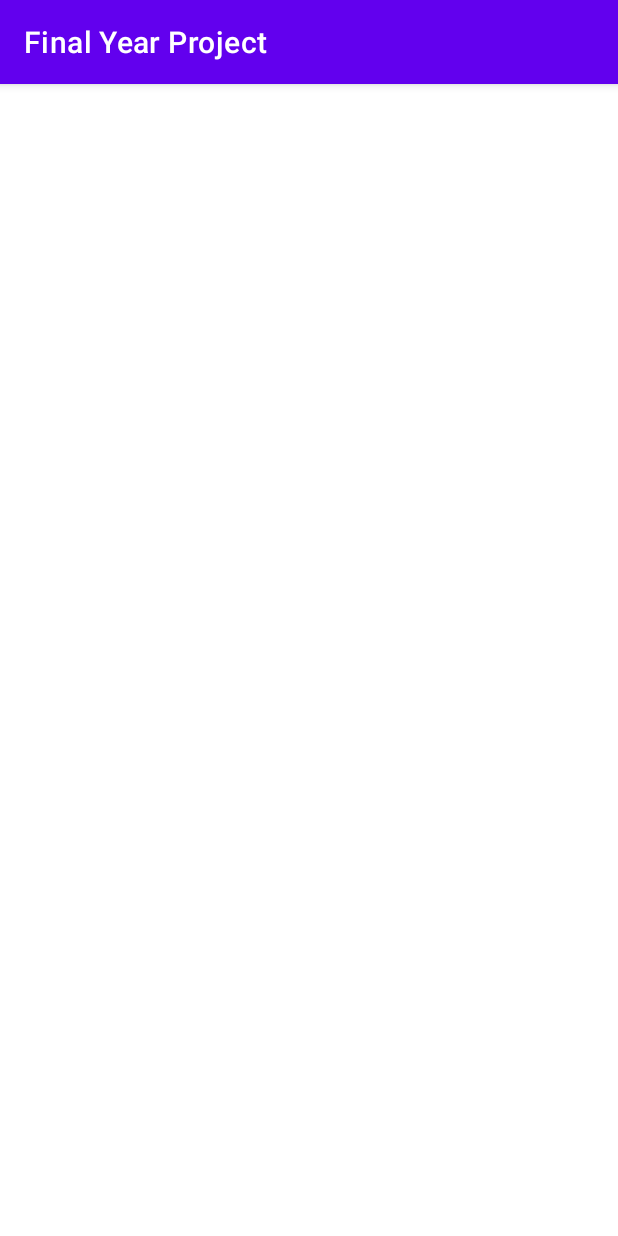
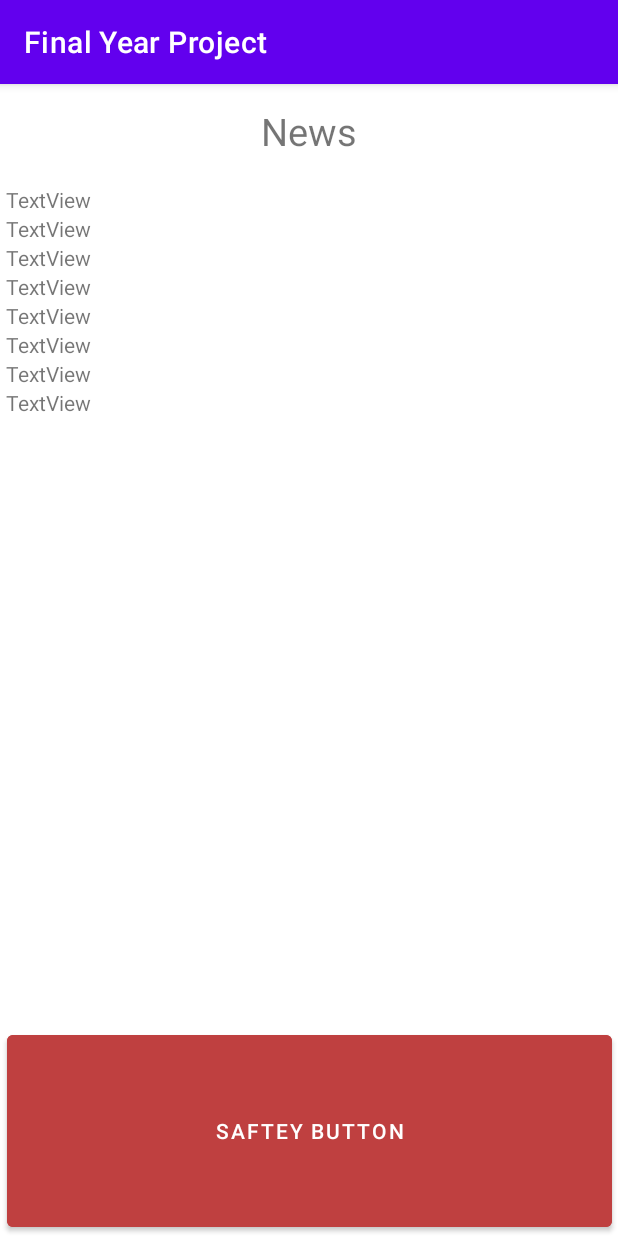
Before and after one commit to Pritesh2k/FinalYearProject, an Android app: the screen it shows after launch (NewsAPI), after a tap on "NEWS", on a phone screen of 412 x 824 dp. Run offline under Robolectric (Android 15) with nearby library versions, the phone set to English and light mode, and no system bars; our stand-ins replace Firebase (no records; nobody signed in at launch, a user with empty details on screens opened directly); 1 other tap on this screen came first.

Commit message:
Cleaned up some code and added saftey button to all pages apart from maps page

```diff
--- a/app/src/main/java/com/example/finalyearproject/MainActivity.java
+++ b/app/src/main/java/com/example/finalyearproject/MainActivity.java
@@ -37,11 +37,6 @@ public class MainActivity extends AppCompatActivity {
     //Variable
     public static boolean isAlertMessage_ACTIVE = true;
     static  String[] DataCollection;
-
-    static boolean intialiseMapButton = true;
-
-    //Classes
-    PoliceData policeData;
 
     @SuppressLint({"WrongThread", "MissingInflatedId"})
     @Override
@@ -140,6 +135,6 @@ public class MainActivity extends AppCompatActivity {
         });
 
         //Reading from the Firebase DB
-        policeData.GetFirebaseDocuments();
+        PoliceData.GetFirebaseDocuments();
     }
 }
--- a/app/src/main/java/com/example/finalyearproject/NewsAPI.java
+++ b/app/src/main/java/com/example/finalyearproject/NewsAPI.java
@@ -2,13 +2,45 @@ package com.example.finalyearproject;
 
 import androidx.appcompat.app.AppCompatActivity;
 
+import android.content.Intent;
+import android.net.Uri;
 import android.os.Bundle;
+import android.view.View;
+import android.widget.Button;
+import android.widget.Toast;
+
+import org.json.JSONArray;
+import org.json.JSONException;
+import org.json.JSONObject;
+
+import java.io.BufferedReader;
+import java.io.IOException;
+import java.io.InputStreamReader;
+import java.net.HttpURLConnection;
+import java.net.URL;
 
 public class NewsAPI extends AppCompatActivity {
+
+    Button newsSafteyButton;
 
     @Override
     protected void onCreate(Bundle savedInstanceState) {
         super.onCreate(savedInstanceState);
         setContentView(R.layout.activity_news_api);
+
+        newsSafteyButton = findViewById(R.id.safteyNewsButton);
+        newsSafteyButton.setOnClickListener(new View.OnClickListener() {
+            @Override
+            public void onClick(View view) {
+                //Creating new intent and establishing the data
+                try {
+                    //Making the call
+                    Intent safteyButton_Intent = new Intent(Intent.ACTION_DIAL, Uri.parse("tel:999"));
+                    startActivity(safteyButton_Intent);
+                } catch (Exception e) {
+                    Toast.makeText(getApplicationContext(), "Call UnSuccessful", Toast.LENGTH_LONG).show();
+                }
+            }
+        });
     }
 }
--- a/app/src/main/res/layout/activity_news_api.xml
+++ b/app/src/main/res/layout/activity_news_api.xml
@@ -2,8 +2,113 @@
 <androidx.constraintlayout.widget.ConstraintLayout xmlns:android="http://schemas.android.com/apk/res/android"
     xmlns:app="http://schemas.android.com/apk/res-auto"
     xmlns:tools="http://schemas.android.com/tools"
+    android:id="@+id/News_safteyButton"
     android:layout_width="match_parent"
     android:layout_height="match_parent"
     tools:context=".NewsAPI">
 
+    <LinearLayout
+        android:id="@+id/linearLayout5"
+        android:layout_width="0dp"
+        android:layout_height="wrap_content"
+        android:gravity="center_vertical"
+        android:orientation="horizontal"
+        android:padding="4dp"
+        app:layout_constraintEnd_toEndOf="parent"
+        app:layout_constraintHorizontal_bias="0.0"
+        app:layout_constraintStart_toStartOf="parent"
+        app:layout_constraintTop_toTopOf="parent">
+
+        <TextView
+            android:id="@+id/textView13"
+            android:layout_width="297dp"
+            android:layout_height="55dp"
+            android:layout_weight="1"
+            android:gravity="center"
+            android:text="News"
+            android:textSize="25sp" />
+
+    </LinearLayout>
+
+    <LinearLayout
+        android:layout_width="0dp"
+        android:layout_height="wrap_content"
+        android:orientation="vertical"
+        android:padding="4dp"
+        app:layout_constraintEnd_toEndOf="parent"
+        app:layout_constraintHorizontal_bias="0.0"
+        app:layout_constraintStart_toStartOf="parent"
+        app:layout_constraintTop_toBottomOf="@+id/linearLayout5">
+
+        <TextView
+            android:id="@+id/textView2"
+            android:layout_width="wrap_content"
+            android:layout_height="wrap_content"
+            android:layout_weight="1"
+            android:text="TextView" />
+
+        <TextView
+            android:id="@+id/textView3"
+            android:layout_width="wrap_content"
+            android:layout_height="wrap_content"
+            android:layout_weight="1"
+            android:text="TextView" />
+
+        <TextView
+            android:id="@+id/textView4"
+            android:layout_width="match_parent"
+            android:layout_height="wrap_content"
+            android:layout_weight="1"
+            android:text="TextView" />
+
+        <TextView
+            android:id="@+id/textView5"
+            android:layout_width="match_parent"
+            android:layout_height="wrap_content"
+            android:layout_weight="1"
+            android:text="TextView" />
+
+        <TextView
+            android:id="@+id/textView6"
+            android:layout_width="match_parent"
+            android:layout_height="wrap_content"
+            android:layout_weight="1"
+            android:text="TextView" />
+
+        <TextView
+            android:id="@+id/textView7"
+            android:layout_width="match_parent"
+            android:layout_height="wrap_content"
+            android:layout_weight="1"
+            android:text="TextView" />
+
+        <TextView
+            android:id="@+id/textView8"
+            android:layout_width="match_parent"
+            android:layout_height="wrap_content"
+            android:layout_weight="1"
+            android:text="TextView" />
+
+        <TextView
+            android:id="@+id/textView9"
+            android:layout_width="match_parent"
+            android:layout_height="wrap_content"
+            android:layout_weight="1"
+            android:text="TextView" />
+
+    </LinearLayout>
+
+    <Button
+        android:id="@+id/safteyNewsButton"
+        android:layout_width="403dp"
+        android:layout_height="140dp"
+        android:layout_weight="1"
+        android:backgroundTint="#BF4040"
+        android:text="SAFTEY BUTTON"
+        app:layout_constraintBottom_toBottomOf="parent"
+        app:layout_constraintEnd_toEndOf="parent"
+        app:layout_constraintStart_toStartOf="parent">
+
+    </Button>
+
 </androidx.constraintlayout.widget.ConstraintLayout>
```
Also changed, not shown: app/src/main/res/layout/activity_google_maps.xml (line endings or trailing spaces).
